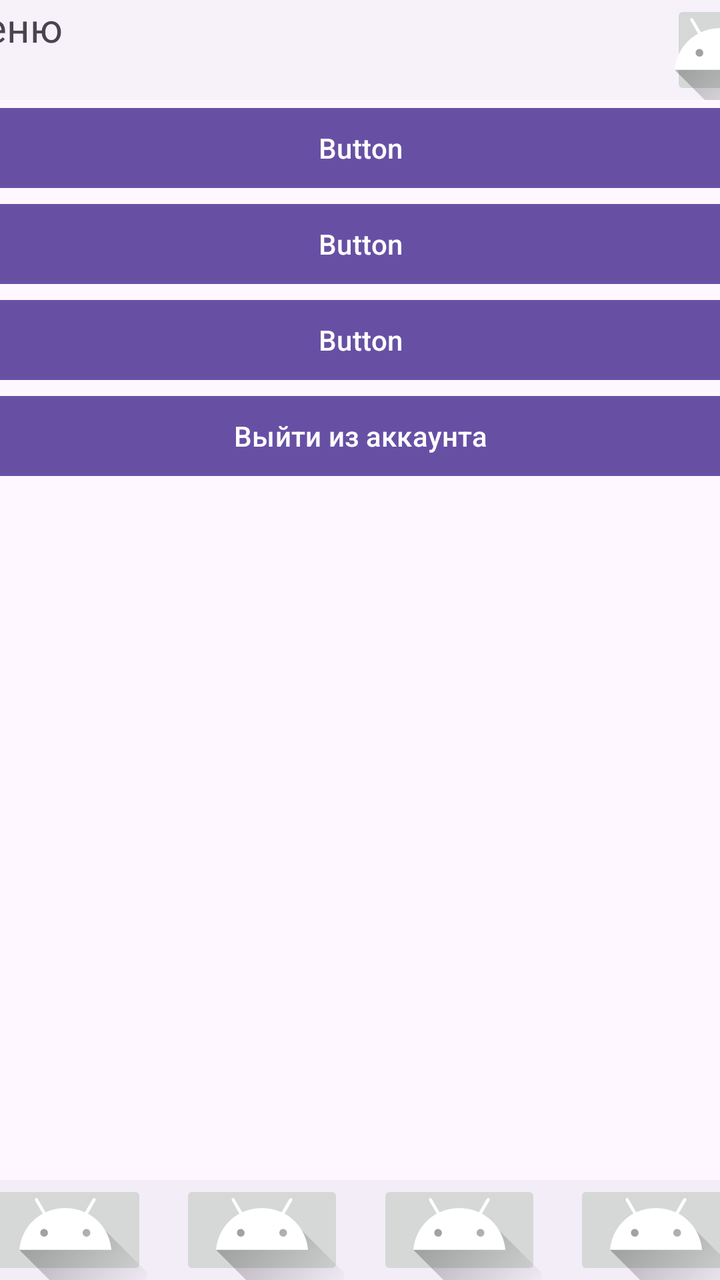
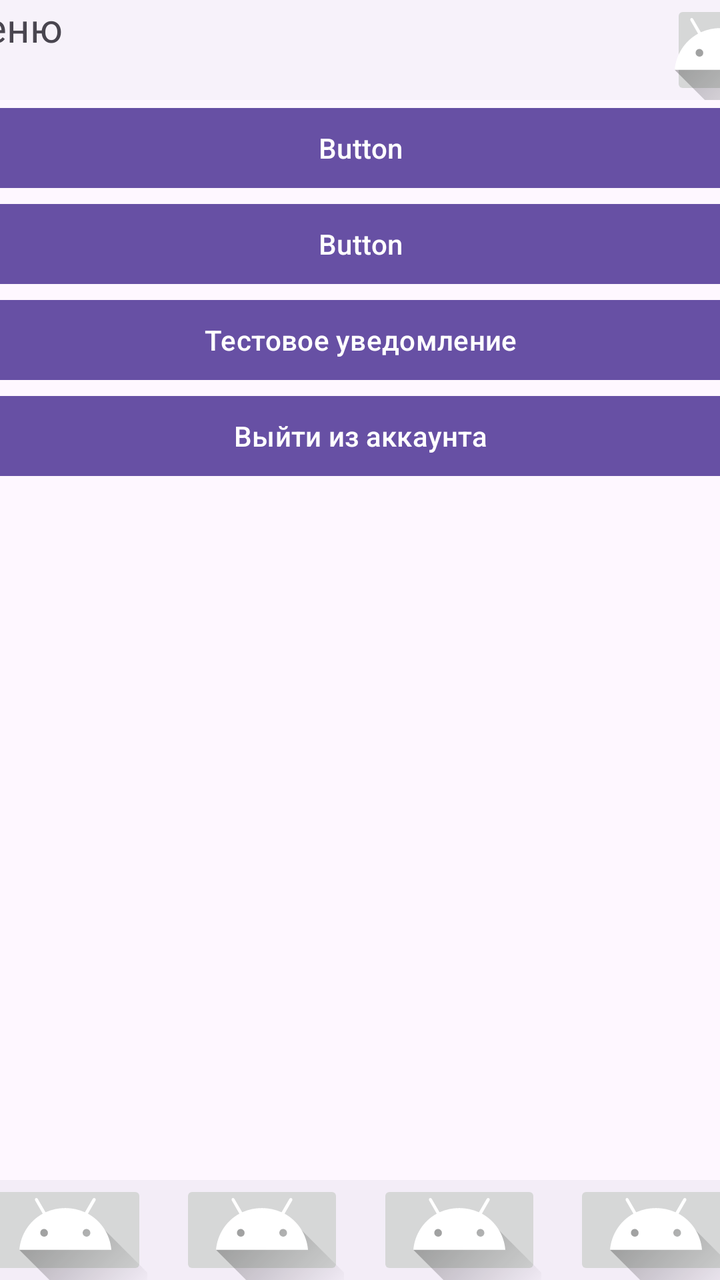

The first picture is an Android layout as it rendered before a commit; the second is the same layout after the commit. The layout source and the unified diff follow.
<!-- AndroidManifest.xml: application theme Theme.Project1 -->
<!-- res/layout/activity_menu.xml -->
<?xml version="1.0" encoding="utf-8"?>
<androidx.constraintlayout.widget.ConstraintLayout xmlns:android="http://schemas.android.com/apk/res/android"
    xmlns:app="http://schemas.android.com/apk/res-auto"
    xmlns:tools="http://schemas.android.com/tools"
    android:id="@+id/main"
    android:layout_width="match_parent"
    android:layout_height="match_parent"
    tools:context=".Menu">

    <ScrollView
        android:layout_width="410dp"
        android:layout_height="630dp"
        app:layout_constraintEnd_toEndOf="parent"
        app:layout_constraintStart_toStartOf="parent"
        app:layout_constraintTop_toBottomOf="@+id/navigationView">

        <LinearLayout
            android:layout_width="match_parent"
            android:layout_height="wrap_content"
            android:orientation="vertical">

            <Button
                android:id="@+id/button4"
                android:layout_width="match_parent"
                android:layout_height="wrap_content"
                android:text="Button" />

            <Button
                android:id="@+id/button"
                android:layout_width="match_parent"
                android:layout_height="wrap_content"
                android:text="Button" />

            <Button
                android:id="@+id/button2"
                android:layout_width="match_parent"
                android:layout_height="wrap_content"
                android:text="Button" />

            <Button
                android:id="@+id/button3"
                android:layout_width="match_parent"
                android:layout_height="wrap_content"
                android:onClick="Logout_Click"
                android:text="Выйти из аккаунта" />
        </LinearLayout>
    </ScrollView>

    <com.google.android.material.navigation.NavigationView
        android:id="@+id/navigationView"
        android:layout_width="410dp"
        android:layout_height="50dp"
        app:layout_constraintEnd_toEndOf="parent"
        app:layout_constraintStart_toStartOf="parent"
        app:layout_constraintTop_toTopOf="parent">

        <androidx.constraintlayout.widget.ConstraintLayout
            android:layout_width="match_parent"
            android:layout_height="match_parent">

            <TextView
                android:id="@+id/textView5"
                android:layout_width="wrap_content"
                android:layout_height="50dp"
                android:text="Меню"
                android:textSize="20sp"
                app:layout_constraintBottom_toBottomOf="parent"
                app:layout_constraintStart_toStartOf="parent"
                app:layout_constraintTop_toTopOf="parent" />

            <ImageButton
                android:id="@+id/imageButton2"
                android:layout_width="50dp"
                android:layout_height="wrap_content"
                app:layout_constraintBottom_toBottomOf="parent"
                app:layout_constraintEnd_toEndOf="parent"
                app:layout_constraintTop_toTopOf="parent"
                app:srcCompat="@drawable/ic_launcher_foreground" />
        </androidx.constraintlayout.widget.ConstraintLayout>
    </com.google.android.material.navigation.NavigationView>

    <com.google.android.material.bottomnavigation.BottomNavigationView
        android:id="@+id/bottomNavigationView"
        android:layout_width="410dp"
        android:layout_height="50dp"
        app:layout_constraintBottom_toBottomOf="parent"
        app:layout_constraintEnd_toEndOf="parent"
        app:layout_constraintStart_toStartOf="parent">

        <androidx.constraintlayout.widget.ConstraintLayout
            android:layout_width="match_parent"
            android:layout_height="match_parent">

            <ImageButton
                android:id="@+id/button_home"
                android:layout_width="82dp"
                android:layout_height="wrap_content"
                android:onClick="Osnova_Click"
                app:layout_constraintBottom_toBottomOf="parent"
                app:layout_constraintEnd_toStartOf="@+id/button_search"
                app:layout_constraintStart_toStartOf="parent"
                app:layout_constraintTop_toTopOf="parent"
                app:srcCompat="@drawable/ic_launcher_foreground" />

            <ImageButton
                android:id="@+id/button_search"
                android:layout_width="82dp"
                android:layout_height="wrap_content"
                android:onClick="Search_Click"
                app:layout_constraintBottom_toBottomOf="parent"
                app:layout_constraintEnd_toStartOf="@+id/button_menu"
                app:layout_constraintStart_toEndOf="@+id/button_home"
                app:layout_constraintTop_toTopOf="parent"
                app:layout_constraintVertical_bias="0.0"
                app:srcCompat="@drawable/ic_launcher_foreground" />

            <ImageButton
                android:id="@+id/button_menu"
                android:layout_width="82dp"
                android:layout_height="wrap_content"
                app:layout_constraintBottom_toBottomOf="parent"
                app:layout_constraintEnd_toStartOf="@+id/button_account_info"
                app:layout_constraintStart_toEndOf="@+id/button_search"
                app:layout_constraintTop_toTopOf="parent"
                app:srcCompat="@drawable/ic_launcher_foreground" />

            <ImageButton
                android:id="@+id/button_account_info"
                android:layout_width="82dp"
                android:layout_height="wrap_content"
                android:onClick="Account_info_Click"
                app:layout_constraintBottom_toBottomOf="parent"
                app:layout_constraintEnd_toEndOf="parent"
                app:layout_constraintStart_toEndOf="@+id/button_menu"
                app:layout_constraintTop_toTopOf="parent"
                app:srcCompat="@drawable/ic_launcher_foreground" />
        </androidx.constraintlayout.widget.ConstraintLayout>
    </com.google.android.material.bottomnavigation.BottomNavigationView>
</androidx.constraintlayout.widget.ConstraintLayout>
<!-- resources referenced by this layout -->
<resources>
  <!-- drawable ic_launcher_foreground (drawable) -->
  <vector xmlns:android="http://schemas.android.com/apk/res/android"
      xmlns:aapt="http://schemas.android.com/aapt"
      android:width="108dp"
      android:height="108dp"
      android:viewportWidth="108"
      android:viewportHeight="108">
      <path android:pathData="M31,63.928c0,0 6.4,-11 12.1,-13.1c7.2,-2.6 26,-1.4 26,-1.4l38.1,38.1L107,108.928l-32,-1L31,63.928z">
          <aapt:attr name="android:fillColor">
              <gradient
                  android:endX="85.84757"
                  android:endY="92.4963"
                  android:startX="42.9492"
                  android:startY="49.59793"
                  android:type="linear">
                  <item
                      android:color="#44000000"
                      android:offset="0.0" />
                  <item
                      android:color="#00000000"
                      android:offset="1.0" />
              </gradient>
          </aapt:attr>
      </path>
      <path
          android:fillColor="#FFFFFF"
          android:fillType="nonZero"
          android:pathData="M65.3,45.828l3.8,-6.6c0.2,-0.4 0.1,-0.9 -0.3,-1.1c-0.4,-0.2 -0.9,-0.1 -1.1,0.3l-3.9,6.7c-6.3,-2.8 -13.4,-2.8 -19.7,0l-3.9,-6.7c-0.2,-0.4 -0.7,-0.5 -1.1,-0.3C38.8,38.328 38.7,38.828 38.9,39.228l3.8,6.6C36.2,49.428 31.7,56.028 31,63.928h46C76.3,56.028 71.8,49.428 65.3,45.828zM43.4,57.328c-0.8,0 -1.5,-0.5 -1.8,-1.2c-0.3,-0.7 -0.1,-1.5 0.4,-2.1c0.5,-0.5 1.4,-0.7 2.1,-0.4c0.7,0.3 1.2,1 1.2,1.8C45.3,56.528 44.5,57.328 43.4,57.328L43.4,57.328zM64.6,57.328c-0.8,0 -1.5,-0.5 -1.8,-1.2s-0.1,-1.5 0.4,-2.1c0.5,-0.5 1.4,-0.7 2.1,-0.4c0.7,0.3 1.2,1 1.2,1.8C66.5,56.528 65.6,57.328 64.6,57.328L64.6,57.328z"
          android:strokeWidth="1"
          android:strokeColor="#00000000" />
  </vector>
  <style name="Theme.Project1" parent="Base.Theme.Project1" />
  <style name="Base.Theme.Project1" parent="Theme.Material3.DayNight.NoActionBar">
          
          
      </style>
</resources>

<!-- the commit's change to res/layout/activity_menu.xml (unified diff, before → after) -->
@@ -32,13 +32,13 @@
                 android:text="Button" />
 
             <Button
-                android:id="@+id/button2"
+                android:id="@+id/Notification"
                 android:layout_width="match_parent"
                 android:layout_height="wrap_content"
-                android:text="Button" />
+                android:text="Тестовое уведомление" />
 
             <Button
-                android:id="@+id/button3"
+                android:id="@+id/Logout"
                 android:layout_width="match_parent"
                 android:layout_height="wrap_content"
                 android:onClick="Logout_Click"
@@ -92,24 +92,23 @@
             android:layout_height="match_parent">
 
             <ImageButton
-                android:id="@+id/button_home"
+                android:id="@+id/menu_button_osnova"
                 android:layout_width="82dp"
                 android:layout_height="wrap_content"
-                android:onClick="Osnova_Click"
                 app:layout_constraintBottom_toBottomOf="parent"
-                app:layout_constraintEnd_toStartOf="@+id/button_search"
+                app:layout_constraintEnd_toStartOf="@+id/menu_button_search"
                 app:layout_constraintStart_toStartOf="parent"
                 app:layout_constraintTop_toTopOf="parent"
                 app:srcCompat="@drawable/ic_launcher_foreground" />
 
             <ImageButton
-                android:id="@+id/button_search"
+                android:id="@+id/menu_button_search"
                 android:layout_width="82dp"
                 android:layout_height="wrap_content"
                 android:onClick="Search_Click"
                 app:layout_constraintBottom_toBottomOf="parent"
                 app:layout_constraintEnd_toStartOf="@+id/button_menu"
-                app:layout_constraintStart_toEndOf="@+id/button_home"
+                app:layout_constraintStart_toEndOf="@+id/menu_button_osnova"
                 app:layout_constraintTop_toTopOf="parent"
                 app:layout_constraintVertical_bias="0.0"
                 app:srcCompat="@drawable/ic_launcher_foreground" />
@@ -120,7 +119,7 @@
                 android:layout_height="wrap_content"
                 app:layout_constraintBottom_toBottomOf="parent"
                 app:layout_constraintEnd_toStartOf="@+id/button_account_info"
-                app:layout_constraintStart_toEndOf="@+id/button_search"
+                app:layout_constraintStart_toEndOf="@+id/menu_button_search"
                 app:layout_constraintTop_toTopOf="parent"
                 app:srcCompat="@drawable/ic_launcher_foreground" />
 
